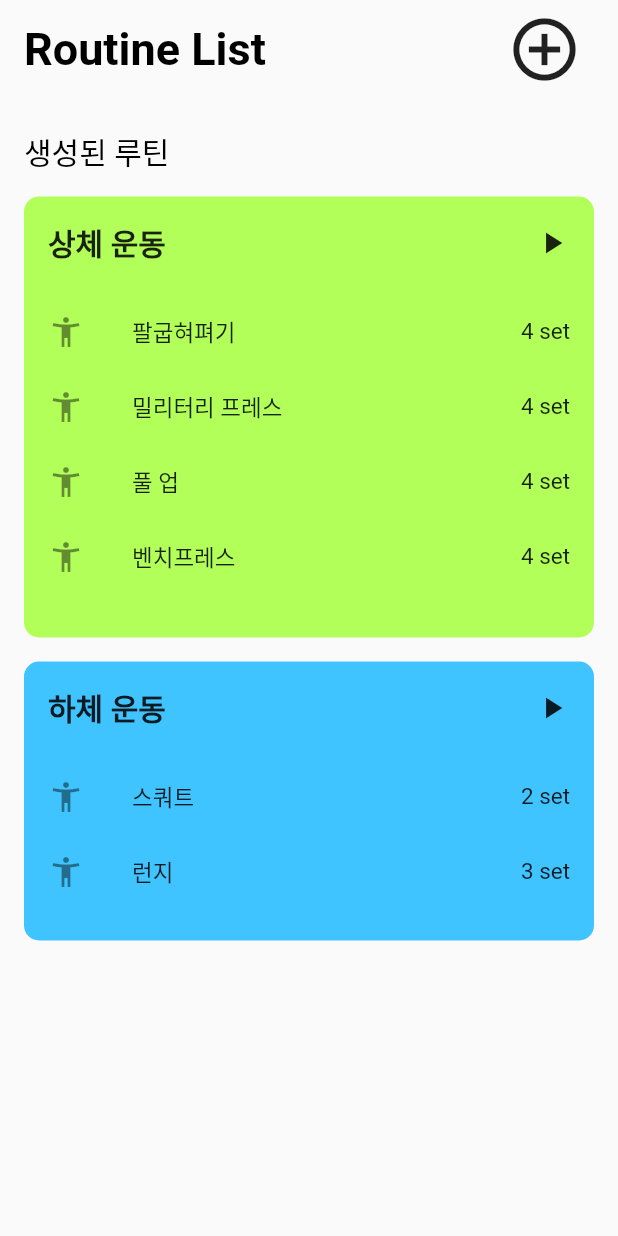
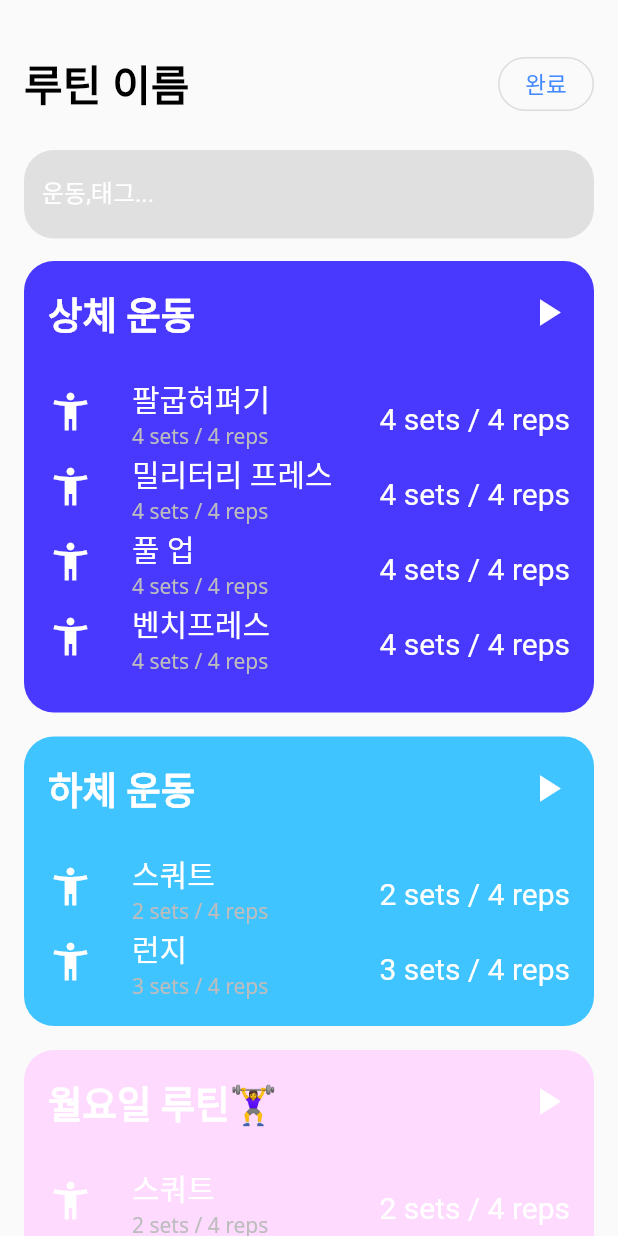
Before and after one commit to hr-stufeed/roufit, a Flutter app: the screen it shows after launch, after a tap on the "add circle outline" icon, on a phone screen of 412 x 824 dp. Run offline on Flutter 3.47's test engine with Material 2 defaults, Android fonts, the phone set to English and light mode, and no system bars.

Commit message:
Add routine create page and fonts(NotoSans)

```diff
--- a/lib/data/constants.dart
+++ b/lib/data/constants.dart
@@ -1,11 +1,18 @@
 import 'package:flutter/material.dart';
 
-const kPageHorizontalPadding = EdgeInsets.symmetric(horizontal: 16.0);
+const kPageHorizontalPadding = EdgeInsets.fromLTRB(16.0, 32.0, 16.0, 0.0);
 const kRoutineTitleStyle = TextStyle(
-  fontSize: 20.0,
+  fontSize: 25.0,
   fontWeight: FontWeight.bold,
+  color: Colors.white,
 );
 const kRoutineWorkoutStyle = TextStyle(
+  fontSize: 20.0,
+  fontWeight: FontWeight.normal,
+  color: Colors.white,
+);
+const kOutlinedButtonStyle = TextStyle(
   fontSize: 15.0,
   fontWeight: FontWeight.normal,
+  color: Colors.blueAccent,
 );
--- a/lib/main.dart
+++ b/lib/main.dart
@@ -1,6 +1,21 @@
 import 'package:flutter/material.dart';
+import 'package:hr_app/scenes/routine_create.dart';
 import 'scenes/routine_page.dart';
 
 void main() {
-  runApp(RoutinePage());
+  runApp(MyApp());
 }
+
+class MyApp extends StatelessWidget {
+  @override
+  Widget build(BuildContext context) {
+    return MaterialApp(
+      initialRoute: 'Routine_page',
+      routes: {
+        'Routine_page': (context) => RoutinePage(),
+        'Routine_create_page': (context) => RoutineCreatePage(),
+      },
+      theme: ThemeData(fontFamily: 'NotoSans'),
+    );
+  }
+}
--- /dev/null
+++ b/lib/scenes/routine_create.dart
@@ -0,0 +1,107 @@
+import 'package:flutter/material.dart';
+import 'package:hr_app/data/constants.dart';
+import 'package:hr_app/widgets/routine.dart';
+import 'package:hr_app/widgets/workout.dart';
+
+class RoutineCreatePage extends StatelessWidget {
+  final List<Workout> workoutList = [
+    Workout(name: '팔굽혀펴기', setNumber: 4),
+    Workout(name: '밀리터리 프레스', setNumber: 4),
+    Workout(name: '풀 업', setNumber: 4),
+    Workout(name: '벤치프레스', setNumber: 4),
+  ];
+  final List<Workout> workoutList1 = [
+    Workout(name: '스쿼트', setNumber: 2),
+    Workout(name: '런지', setNumber: 3),
+  ];
+  @override
+  Widget build(BuildContext context) {
+    return MaterialApp(
+      home: SafeArea(
+        child: Material(
+          child: Padding(
+            padding: kPageHorizontalPadding,
+            child: Column(
+              crossAxisAlignment: CrossAxisAlignment.start,
+              children: [
+                Row(
+                  mainAxisAlignment: MainAxisAlignment.spaceBetween,
+                  children: [
+                    Text(
+                      '루틴 이름',
+                      style: TextStyle(
+                        fontSize: 28.0,
+                        fontFamily: 'NotoSans',
+                        fontWeight: FontWeight.bold,
+                        color: Colors.black,
+                      ),
+                    ),
+                    OutlinedButton(
+                      child: Text(
+                        '완료',
+                        style: kOutlinedButtonStyle,
+                      ),
+                      style: OutlinedButton.styleFrom(
+                        shape: RoundedRectangleBorder(
+                          borderRadius: BorderRadius.circular(18.0),
+                        ),
+                      ),
+                      onPressed: () => Navigator.pop(context),
+                    )
+                  ],
+                ),
+                SizedBox(
+                  height: 20,
+                ),
+                TextField(
+                  decoration: InputDecoration(
+                    border: OutlineInputBorder(
+                      borderRadius: BorderRadius.circular(20.0),
+                    ),
+                    enabledBorder: OutlineInputBorder(
+                      borderRadius: BorderRadius.circular(20.0),
+                      borderSide: BorderSide(style: BorderStyle.none),
+                    ),
+                    labelText: '운동,태그...',
+                    labelStyle: TextStyle(
+                      color: Colors.white,
+                    ),
+                    fillColor: Colors.grey[300],
+                    filled: true,
+                  ),
+                ),
+                SizedBox(
+                  height: 15,
+                ),
+                Expanded(
+                  child: ListView(
+                    children: [
+                      Routine(
+                        name: '상체 운동',
+                        workoutList: workoutList,
+                        color: Color(0xFF4939ff),
+                      ),
+                      SizedBox(height: 16.0),
+                      Routine(
+                        name: '하체 운동',
+                        workoutList: workoutList1,
+                        color: Colors.lightBlueAccent,
+                      ),
+                      SizedBox(height: 16.0),
+                      Routine(
+                        name: '월요일 루틴🏋️‍♀️',
+                        workoutList: workoutList1,
+                        color: Color(0xFFffdaff),
+                      ),
+                      SizedBox(height: 16.0),
+                    ],
+                  ),
+                ),
+              ],
+            ),
+          ),
+        ),
+      ),
+    );
+  }
+}
--- a/lib/scenes/routine_page.dart
+++ b/lib/scenes/routine_page.dart
@@ -2,6 +2,7 @@ import 'package:flutter/material.dart';
 import 'package:hr_app/data/constants.dart';
 import 'package:hr_app/widgets/routine.dart';
 import 'package:hr_app/widgets/workout.dart';
+import 'routine_create.dart';
 
 class RoutinePage extends StatelessWidget {
   final List<Workout> workoutList = [
@@ -30,16 +31,19 @@ class RoutinePage extends StatelessWidget {
                     Text(
                       'Routine List',
                       style: TextStyle(
-                        fontSize: 30.0,
+                        fontSize: 28.0,
+                        fontFamily: 'NotoSans',
                         fontWeight: FontWeight.bold,
                         color: Colors.black,
                       ),
                     ),
                     IconButton(
                       icon: Icon(Icons.add_circle_outline),
-                      iconSize: 50.0,
-                      onPressed: () => {},
-                    )
+                      iconSize: 40.0,
+                      onPressed: () {
+                        Navigator.pushNamed(context, 'Routine_create_page');
+                      },
+                    ),
                   ],
                 ),
                 SizedBox(
@@ -48,24 +52,38 @@ class RoutinePage extends StatelessWidget {
                 Text(
                   '생성된 루틴',
                   style: TextStyle(
-                    fontSize: 20.0,
+                    fontSize: 16.0,
+                    fontFamily: 'NotoSans',
                     fontWeight: FontWeight.normal,
-                    color: Colors.black,
+                    color: Colors.grey,
                   ),
                 ),
                 SizedBox(
                   height: 15,
                 ),
+                Expanded(
+                  child: ListView(
+                    children: [
                       Routine(
                         name: '상체 운동',
                         workoutList: workoutList,
-                  color: Colors.lightGreenAccent,
+                        color: Color(0xFF4939ff),
                       ),
                       SizedBox(height: 16.0),
                       Routine(
                         name: '하체 운동',
                         workoutList: workoutList1,
                         color: Colors.lightBlueAccent,
+                      ),
+                      SizedBox(height: 16.0),
+                      Routine(
+                        name: '월요일 루틴🏋️‍♀️',
+                        workoutList: workoutList1,
+                        color: Color(0xFFffdaff),
+                      ),
+                      SizedBox(height: 16.0),
+                    ],
+                  ),
                 ),
               ],
             ),
--- a/lib/widgets/routine.dart
+++ b/lib/widgets/routine.dart
@@ -15,7 +15,7 @@ class Routine extends StatelessWidget {
       decoration: BoxDecoration(
         color: color,
         borderRadius: BorderRadius.all(
-          Radius.circular(10.0),
+          Radius.circular(20.0),
         ),
       ),
       child: Column(
@@ -30,6 +30,8 @@ class Routine extends StatelessWidget {
               ),
               Icon(
                 Icons.play_arrow,
+                size: 30.0,
+                color: Colors.white,
               ),
             ],
           ),
--- a/lib/widgets/workout.dart
+++ b/lib/widgets/workout.dart
@@ -11,13 +11,22 @@ class Workout extends StatelessWidget {
   Widget build(BuildContext context) {
     return ListTile(
       contentPadding: EdgeInsets.symmetric(vertical: 0),
-      leading: Icon(Icons.accessibility_new),
+      leading: Icon(
+        Icons.accessibility_new,
+        size: 30.0,
+        color: Colors.white,
+      ),
       title: Text(
         name,
         style: kRoutineWorkoutStyle,
       ),
+      subtitle: Text('$setNumber sets / 4 reps',
+          style: TextStyle(
+            color: Colors.grey[400],
+            fontFamily: 'NotoSans',
+          )),
       trailing: Text(
-        '${setNumber} set',
+        '$setNumber sets / 4 reps',
         style: kRoutineWorkoutStyle,
       ),
     );
```
Also changed, not shown: pubspec.yaml (+8 -0 lines), pubspec.lock, 6 other files. Lines whose indentation alone changed are shown as unchanged.
